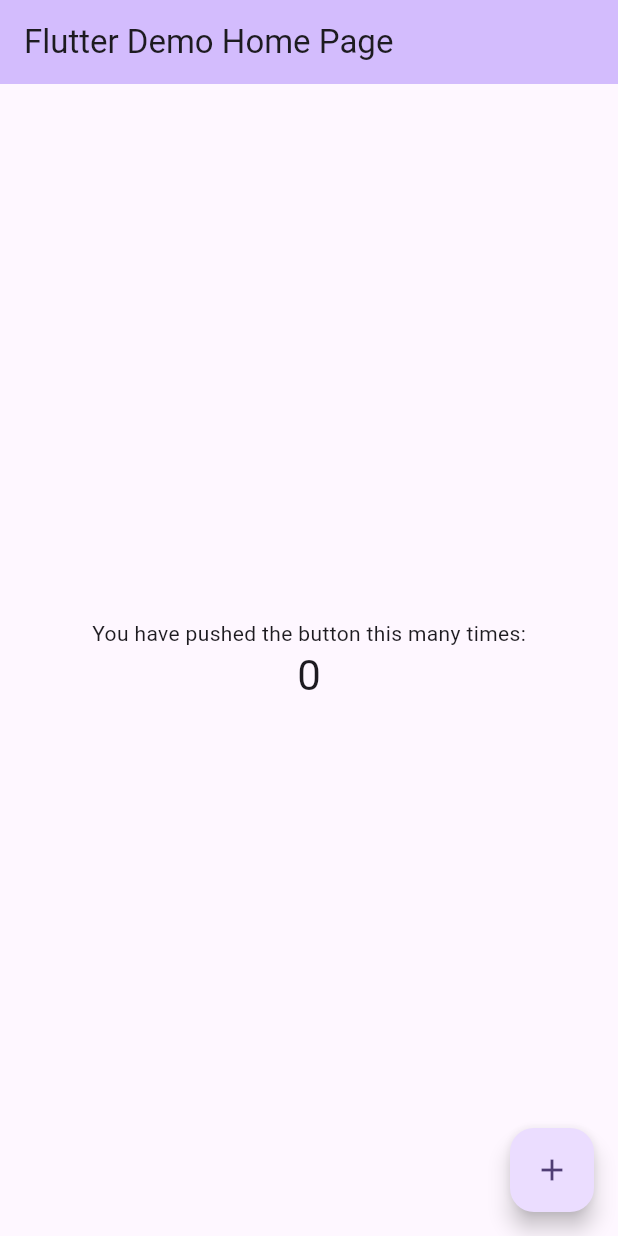
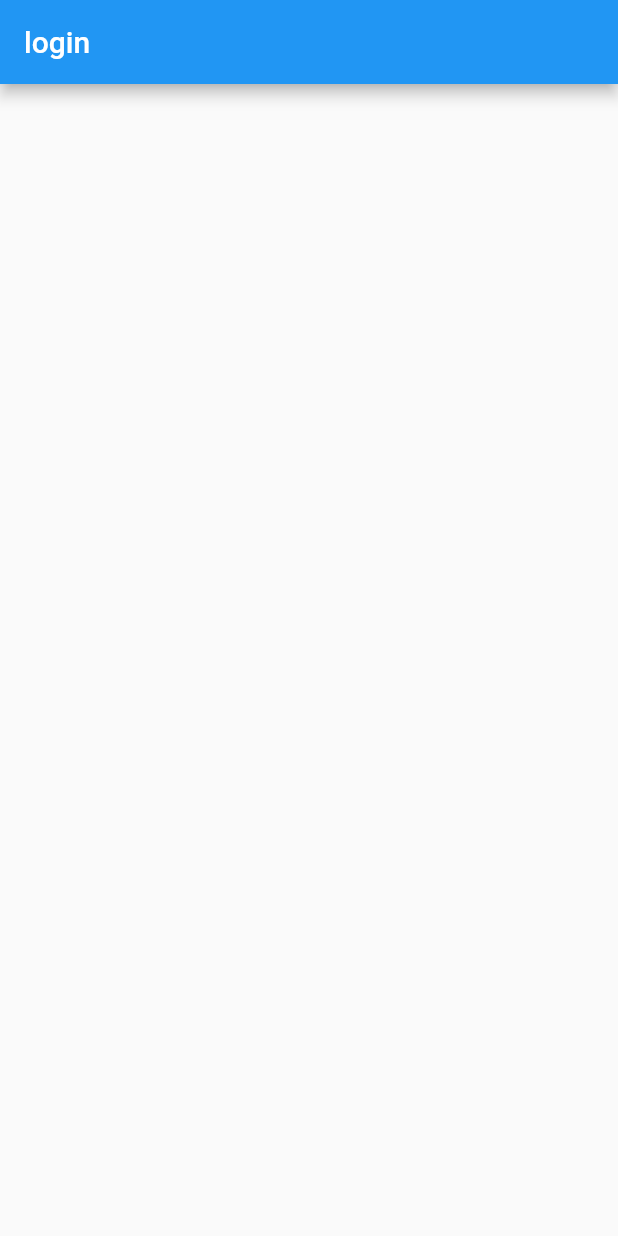
Before and after one commit to thdev-matheus/mobile-cepz-flutter, a Flutter app: the screen it shows after launch, on a phone screen of 412 x 824 dp. Run offline on Flutter 3.47's test engine with Material 2 defaults, Android fonts, the phone set to English and light mode, and no system bars.

Commit message:
feat: initial login page

```diff
--- /dev/null
+++ b/lib/app.dart
@@ -0,0 +1,19 @@
+import 'package:cepz/routes.dart';
+import 'package:flutter/material.dart';
+
+class Cepz extends StatelessWidget {
+  const Cepz({super.key});
+
+  @override
+  Widget build(BuildContext context) {
+    return GestureDetector(
+      onTap: () => FocusScope.of(context).requestFocus(FocusNode()),
+      child: MaterialApp(
+        debugShowCheckedModeBanner: false,
+        routes: routes,
+        initialRoute: '/',
+        title: 'Cepz',
+      ),
+    );
+  }
+}
--- a/lib/main.dart
+++ b/lib/main.dart
@@ -1,125 +1,6 @@
 import 'package:flutter/material.dart';
+import 'package:cepz/app.dart';
 
 void main() {
-  runApp(const MyApp());
+  runApp(const Cepz());
 }
-
-class MyApp extends StatelessWidget {
-  const MyApp({super.key});
-
-  // This widget is the root of your application.
-  @override
-  Widget build(BuildContext context) {
-    return MaterialApp(
-      title: 'Flutter Demo',
-      theme: ThemeData(
-        // This is the theme of your application.
-        //
-        // TRY THIS: Try running your application with "flutter run". You'll see
-        // the application has a blue toolbar. Then, without quitting the app,
-        // try changing the seedColor in the colorScheme below to Colors.green
-        // and then invoke "hot reload" (save your changes or press the "hot
-        // reload" button in a Flutter-supported IDE, or press "r" if you used
-        // the command line to start the app).
-        //
-        // Notice that the counter didn't reset back to zero; the application
-        // state is not lost during the reload. To reset the state, use hot
-        // restart instead.
-        //
-        // This works for code too, not just values: Most code changes can be
-        // tested with just a hot reload.
-        colorScheme: ColorScheme.fromSeed(seedColor: Colors.deepPurple),
-        useMaterial3: true,
-      ),
-      home: const MyHomePage(title: 'Flutter Demo Home Page'),
-    );
-  }
-}
-
-class MyHomePage extends StatefulWidget {
-  const MyHomePage({super.key, required this.title});
-
-  // This widget is the home page of your application. It is stateful, meaning
-  // that it has a State object (defined below) that contains fields that affect
-  // how it looks.
-
-  // This class is the configuration for the state. It holds the values (in this
-  // case the title) provided by the parent (in this case the App widget) and
-  // used by the build method of the State. Fields in a Widget subclass are
-  // always marked "final".
-
-  final String title;
-
-  @override
-  State<MyHomePage> createState() => _MyHomePageState();
-}
-
-class _MyHomePageState extends State<MyHomePage> {
-  int _counter = 0;
-
-  void _incrementCounter() {
-    setState(() {
-      // This call to setState tells the Flutter framework that something has
-      // changed in this State, which causes it to rerun the build method below
-      // so that the display can reflect the updated values. If we changed
-      // _counter without calling setState(), then the build method would not be
-      // called again, and so nothing would appear to happen.
-      _counter++;
-    });
-  }
-
-  @override
-  Widget build(BuildContext context) {
-    // This method is rerun every time setState is called, for instance as done
-    // by the _incrementCounter method above.
-    //
-    // The Flutter framework has been optimized to make rerunning build methods
-    // fast, so that you can just rebuild anything that needs updating rather
-    // than having to individually change instances of widgets.
-    return Scaffold(
-      appBar: AppBar(
-        // TRY THIS: Try changing the color here to a specific color (to
-        // Colors.amber, perhaps?) and trigger a hot reload to see the AppBar
-        // change color while the other colors stay the same.
-        backgroundColor: Theme.of(context).colorScheme.inversePrimary,
-        // Here we take the value from the MyHomePage object that was created by
-        // the App.build method, and use it to set our appbar title.
-        title: Text(widget.title),
-      ),
-      body: Center(
-        // Center is a layout widget. It takes a single child and positions it
-        // in the middle of the parent.
-        child: Column(
-          // Column is also a layout widget. It takes a list of children and
-          // arranges them vertically. By default, it sizes itself to fit its
-          // children horizontally, and tries to be as tall as its parent.
-          //
-          // Column has various properties to control how it sizes itself and
-          // how it positions its children. Here we use mainAxisAlignment to
-          // center the children vertically; the main axis here is the vertical
-          // axis because Columns are vertical (the cross axis would be
-          // horizontal).
-          //
-          // TRY THIS: Invoke "debug painting" (choose the "Toggle Debug Paint"
-          // action in the IDE, or press "p" in the console), to see the
-          // wireframe for each widget.
-          mainAxisAlignment: MainAxisAlignment.center,
-          children: <Widget>[
-            const Text(
-              'You have pushed the button this many times:',
-            ),
-            Text(
-              '$_counter',
-              style: Theme.of(context).textTheme.headlineMedium,
-            ),
-          ],
-        ),
-      ),
-      floatingActionButton: FloatingActionButton(
-        onPressed: _incrementCounter,
-        tooltip: 'Increment',
-        child: const Icon(Icons.add),
-      ), // This trailing comma makes auto-formatting nicer for build methods.
-    );
-  }
-}
--- /dev/null
+++ b/lib/pages/_pages.dart
@@ -0,0 +1 @@
+export './login_page.dart' show LoginPage;
--- /dev/null
+++ b/lib/pages/login_page.dart
@@ -0,0 +1,15 @@
+import 'package:flutter/material.dart';
+
+class LoginPage extends StatelessWidget {
+  const LoginPage({super.key});
+
+  @override
+  Widget build(BuildContext context) {
+    return SafeArea(
+        child: Scaffold(
+      appBar: AppBar(
+        title: const Text('login'),
+      ),
+    ));
+  }
+}
--- /dev/null
+++ b/lib/routes.dart
@@ -0,0 +1,8 @@
+import 'package:flutter/material.dart';
+
+import 'package:cepz/pages/_pages.dart';
+
+Map<String, Widget Function(BuildContext context)> routes = {
+  '/': (context) => const LoginPage(),
+  '/login': (context) => const LoginPage(),
+};
--- a/pubspec.yaml
+++ b/pubspec.yaml
@@ -28,6 +28,7 @@ environment:
 # the latest version available on pub.dev. To see which dependencies have newer
 # versions available, run `flutter pub outdated`.
 dependencies:
+  google_fonts: ^6.1.0
   flutter:
     sdk: flutter
 
```
Also changed, not shown: pubspec.lock.
